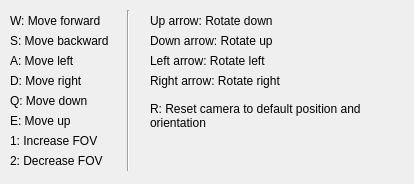
Above: src_package/forms/cameracontrolshelp.ui from aroy12345/minecraft before the change. Below: the same form after it.
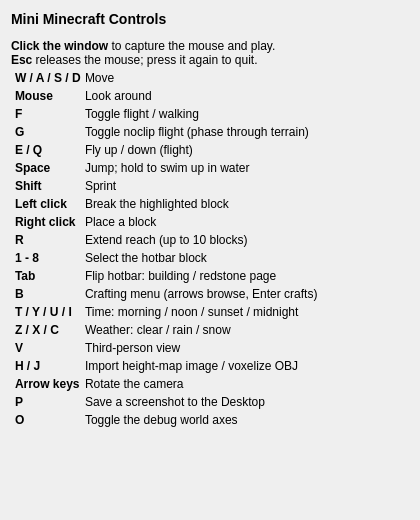
That is the form after the change.

Commit message: feat(ui): HUD, hotbar, crafting menu, and block highlight

The edit to the form file:
```diff
--- a/src_package/forms/cameracontrolshelp.ui
+++ b/src_package/forms/cameracontrolshelp.ui
@@ -6,237 +6,52 @@
    <rect>
     <x>0</x>
     <y>0</y>
-    <width>414</width>
-    <height>184</height>
+    <width>420</width>
+    <height>520</height>
    </rect>
   </property>
   <property name="windowTitle">
    <string>Camera Controls</string>
   </property>
-  <widget class="QLabel" name="label">
-   <property name="geometry">
-    <rect>
-     <x>10</x>
-     <y>10</y>
-     <width>111</width>
-     <height>21</height>
-    </rect>
-   </property>
-   <property name="text">
-    <string>W: Move forward</string>
-   </property>
-   <property name="alignment">
-    <set>Qt::AlignLeading|Qt::AlignLeft|Qt::AlignVCenter</set>
-   </property>
-  </widget>
-  <widget class="QLabel" name="label_2">
-   <property name="geometry">
-    <rect>
-     <x>10</x>
-     <y>30</y>
-     <width>111</width>
-     <height>21</height>
-    </rect>
-   </property>
-   <property name="text">
-    <string>S: Move backward</string>
-   </property>
-   <property name="alignment">
-    <set>Qt::AlignLeading|Qt::AlignLeft|Qt::AlignVCenter</set>
-   </property>
-  </widget>
-  <widget class="QLabel" name="label_3">
-   <property name="geometry">
-    <rect>
-     <x>10</x>
-     <y>50</y>
-     <width>111</width>
-     <height>21</height>
-    </rect>
-   </property>
-   <property name="text">
-    <string>A: Move left</string>
-   </property>
-   <property name="alignment">
-    <set>Qt::AlignLeading|Qt::AlignLeft|Qt::AlignVCenter</set>
-   </property>
-  </widget>
-  <widget class="QLabel" name="label_4">
-   <property name="geometry">
-    <rect>
-     <x>10</x>
-     <y>70</y>
-     <width>111</width>
-     <height>21</height>
-    </rect>
-   </property>
-   <property name="text">
-    <string>D: Move right</string>
-   </property>
-   <property name="alignment">
-    <set>Qt::AlignLeading|Qt::AlignLeft|Qt::AlignVCenter</set>
-   </property>
-  </widget>
-  <widget class="QLabel" name="label_5">
-   <property name="geometry">
-    <rect>
-     <x>150</x>
-     <y>30</y>
-     <width>141</width>
-     <height>21</height>
-    </rect>
-   </property>
-   <property name="text">
-    <string>Down arrow: Rotate up</string>
-   </property>
-   <property name="alignment">
-    <set>Qt::AlignLeading|Qt::AlignLeft|Qt::AlignVCenter</set>
-   </property>
-  </widget>
-  <widget class="QLabel" name="label_6">
-   <property name="geometry">
-    <rect>
-     <x>150</x>
-     <y>10</y>
-     <width>151</width>
-     <height>21</height>
-    </rect>
-   </property>
-   <property name="text">
-    <string>Up arrow: Rotate down</string>
-   </property>
-   <property name="alignment">
-    <set>Qt::AlignLeading|Qt::AlignLeft|Qt::AlignVCenter</set>
-   </property>
-  </widget>
-  <widget class="QLabel" name="label_7">
-   <property name="geometry">
-    <rect>
-     <x>150</x>
-     <y>70</y>
-     <width>151</width>
-     <height>21</height>
-    </rect>
-   </property>
-   <property name="text">
-    <string>Right arrow: Rotate right</string>
-   </property>
-   <property name="alignment">
-    <set>Qt::AlignLeading|Qt::AlignLeft|Qt::AlignVCenter</set>
-   </property>
-  </widget>
-  <widget class="QLabel" name="label_8">
-   <property name="geometry">
-    <rect>
-     <x>150</x>
-     <y>50</y>
-     <width>131</width>
-     <height>21</height>
-    </rect>
-   </property>
-   <property name="text">
-    <string>Left arrow: Rotate left</string>
-   </property>
-   <property name="alignment">
-    <set>Qt::AlignLeading|Qt::AlignLeft|Qt::AlignVCenter</set>
-   </property>
-  </widget>
-  <widget class="QLabel" name="label_9">
-   <property name="geometry">
-    <rect>
-     <x>10</x>
-     <y>90</y>
-     <width>111</width>
-     <height>21</height>
-    </rect>
-   </property>
-   <property name="text">
-    <string>Q: Move down</string>
-   </property>
-   <property name="alignment">
-    <set>Qt::AlignLeading|Qt::AlignLeft|Qt::AlignVCenter</set>
-   </property>
-  </widget>
-  <widget class="QLabel" name="label_10">
-   <property name="geometry">
-    <rect>
-     <x>10</x>
-     <y>110</y>
-     <width>111</width>
-     <height>21</height>
-    </rect>
-   </property>
-   <property name="text">
-    <string>E: Move up</string>
-   </property>
-   <property name="alignment">
-    <set>Qt::AlignLeading|Qt::AlignLeft|Qt::AlignVCenter</set>
-   </property>
-  </widget>
-  <widget class="QLabel" name="label_13">
-   <property name="geometry">
-    <rect>
-     <x>10</x>
-     <y>130</y>
-     <width>141</width>
-     <height>21</height>
-    </rect>
-   </property>
-   <property name="text">
-    <string>1: Increase FOV</string>
-   </property>
-   <property name="alignment">
-    <set>Qt::AlignLeading|Qt::AlignLeft|Qt::AlignVCenter</set>
-   </property>
-  </widget>
-  <widget class="QLabel" name="label_14">
-   <property name="geometry">
-    <rect>
-     <x>10</x>
-     <y>150</y>
-     <width>141</width>
-     <height>21</height>
-    </rect>
-   </property>
-   <property name="text">
-    <string>2: Decrease FOV</string>
-   </property>
-   <property name="alignment">
-    <set>Qt::AlignLeading|Qt::AlignLeft|Qt::AlignVCenter</set>
-   </property>
-  </widget>
-  <widget class="Line" name="line">
-   <property name="geometry">
-    <rect>
-     <x>113</x>
-     <y>10</y>
-     <width>31</width>
-     <height>161</height>
-    </rect>
-   </property>
-   <property name="orientation">
-    <enum>Qt::Vertical</enum>
-   </property>
-  </widget>
-  <widget class="QLabel" name="label_11">
-   <property name="geometry">
-    <rect>
-     <x>150</x>
-     <y>100</y>
-     <width>251</width>
-     <height>31</height>
-    </rect>
-   </property>
-   <property name="text">
-    <string>R: Reset camera to default position and orientation</string>
-   </property>
-   <property name="alignment">
-    <set>Qt::AlignLeading|Qt::AlignLeft|Qt::AlignVCenter</set>
-   </property>
-   <property name="wordWrap">
-    <bool>true</bool>
-   </property>
-  </widget>
+  <layout class="QVBoxLayout" name="verticalLayout">
+   <item>
+    <widget class="QLabel" name="label">
+     <property name="text">
+      <string>&lt;h3&gt;Mini Minecraft Controls&lt;/h3&gt;
+&lt;p&gt;&lt;b&gt;Click the window&lt;/b&gt; to capture the mouse and play.&lt;br/&gt;
+&lt;b&gt;Esc&lt;/b&gt; releases the mouse; press it again to quit.&lt;/p&gt;
+&lt;table cellspacing=&quot;4&quot;&gt;
+&lt;tr&gt;&lt;td&gt;&lt;b&gt;W / A / S / D&lt;/b&gt;&lt;/td&gt;&lt;td&gt;Move&lt;/td&gt;&lt;/tr&gt;
+&lt;tr&gt;&lt;td&gt;&lt;b&gt;Mouse&lt;/b&gt;&lt;/td&gt;&lt;td&gt;Look around&lt;/td&gt;&lt;/tr&gt;
+&lt;tr&gt;&lt;td&gt;&lt;b&gt;F&lt;/b&gt;&lt;/td&gt;&lt;td&gt;Toggle flight / walking&lt;/td&gt;&lt;/tr&gt;
+&lt;tr&gt;&lt;td&gt;&lt;b&gt;G&lt;/b&gt;&lt;/td&gt;&lt;td&gt;Toggle noclip flight (phase through terrain)&lt;/td&gt;&lt;/tr&gt;
+&lt;tr&gt;&lt;td&gt;&lt;b&gt;E / Q&lt;/b&gt;&lt;/td&gt;&lt;td&gt;Fly up / down (flight)&lt;/td&gt;&lt;/tr&gt;
+&lt;tr&gt;&lt;td&gt;&lt;b&gt;Space&lt;/b&gt;&lt;/td&gt;&lt;td&gt;Jump; hold to swim up in water&lt;/td&gt;&lt;/tr&gt;
+&lt;tr&gt;&lt;td&gt;&lt;b&gt;Shift&lt;/b&gt;&lt;/td&gt;&lt;td&gt;Sprint&lt;/td&gt;&lt;/tr&gt;
+&lt;tr&gt;&lt;td&gt;&lt;b&gt;Left click&lt;/b&gt;&lt;/td&gt;&lt;td&gt;Break the highlighted block&lt;/td&gt;&lt;/tr&gt;
+&lt;tr&gt;&lt;td&gt;&lt;b&gt;Right click&lt;/b&gt;&lt;/td&gt;&lt;td&gt;Place a block&lt;/td&gt;&lt;/tr&gt;
+&lt;tr&gt;&lt;td&gt;&lt;b&gt;R&lt;/b&gt;&lt;/td&gt;&lt;td&gt;Extend reach (up to 10 blocks)&lt;/td&gt;&lt;/tr&gt;
+&lt;tr&gt;&lt;td&gt;&lt;b&gt;1 - 8&lt;/b&gt;&lt;/td&gt;&lt;td&gt;Select the hotbar block&lt;/td&gt;&lt;/tr&gt;
+&lt;tr&gt;&lt;td&gt;&lt;b&gt;Tab&lt;/b&gt;&lt;/td&gt;&lt;td&gt;Flip hotbar: building / redstone page&lt;/td&gt;&lt;/tr&gt;
+&lt;tr&gt;&lt;td&gt;&lt;b&gt;B&lt;/b&gt;&lt;/td&gt;&lt;td&gt;Crafting menu (arrows browse, Enter crafts)&lt;/td&gt;&lt;/tr&gt;
+&lt;tr&gt;&lt;td&gt;&lt;b&gt;T / Y / U / I&lt;/b&gt;&lt;/td&gt;&lt;td&gt;Time: morning / noon / sunset / midnight&lt;/td&gt;&lt;/tr&gt;
+&lt;tr&gt;&lt;td&gt;&lt;b&gt;Z / X / C&lt;/b&gt;&lt;/td&gt;&lt;td&gt;Weather: clear / rain / snow&lt;/td&gt;&lt;/tr&gt;
+&lt;tr&gt;&lt;td&gt;&lt;b&gt;V&lt;/b&gt;&lt;/td&gt;&lt;td&gt;Third-person view&lt;/td&gt;&lt;/tr&gt;
+&lt;tr&gt;&lt;td&gt;&lt;b&gt;H / J&lt;/b&gt;&lt;/td&gt;&lt;td&gt;Import height-map image / voxelize OBJ&lt;/td&gt;&lt;/tr&gt;
+&lt;tr&gt;&lt;td&gt;&lt;b&gt;Arrow keys&lt;/b&gt;&lt;/td&gt;&lt;td&gt;Rotate the camera&lt;/td&gt;&lt;/tr&gt;
+&lt;tr&gt;&lt;td&gt;&lt;b&gt;P&lt;/b&gt;&lt;/td&gt;&lt;td&gt;Save a screenshot to the Desktop&lt;/td&gt;&lt;/tr&gt;
+&lt;tr&gt;&lt;td&gt;&lt;b&gt;O&lt;/b&gt;&lt;/td&gt;&lt;td&gt;Toggle the debug world axes&lt;/td&gt;&lt;/tr&gt;
+&lt;/table&gt;</string>
+     </property>
+     <property name="textFormat">
+      <enum>Qt::RichText</enum>
+     </property>
+     <property name="alignment">
+      <set>Qt::AlignLeading|Qt::AlignLeft|Qt::AlignTop</set>
+     </property>
+    </widget>
+   </item>
+  </layout>
  </widget>
  <resources/>
  <connections/>
```
Left out of the diff: 2 changed lines with no effect on the pictures. The commit also changes 8 other files.
